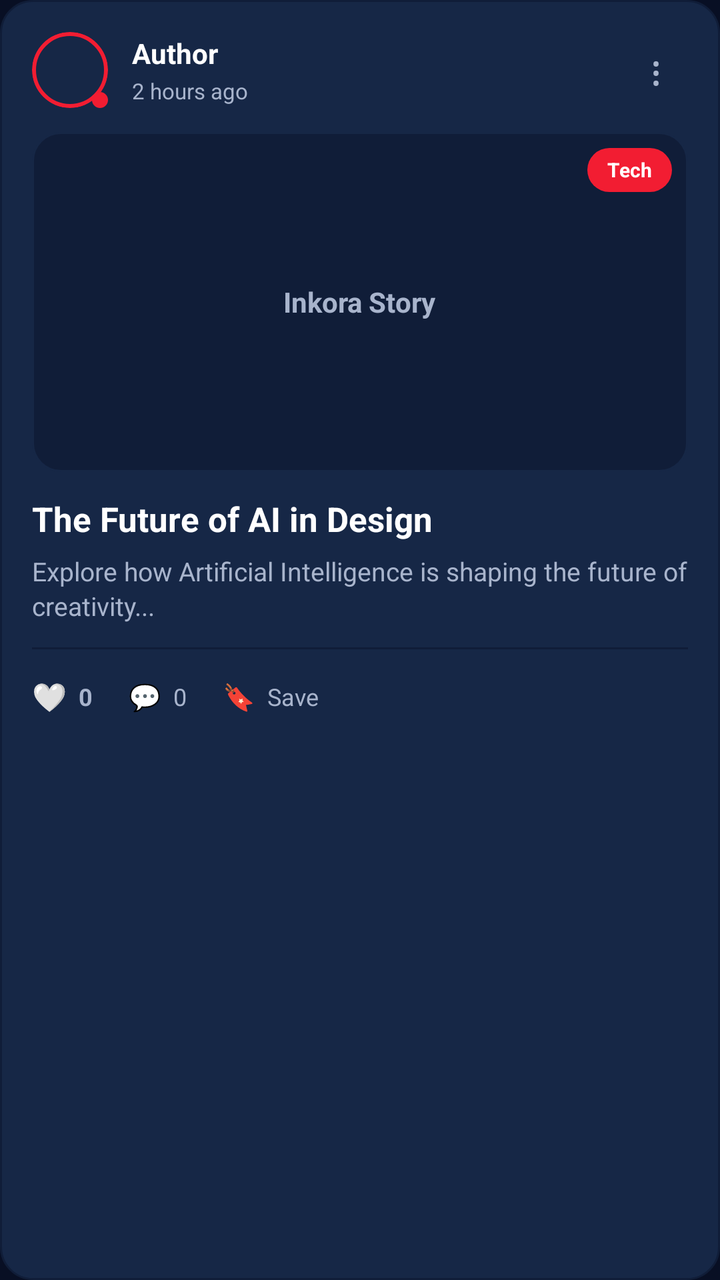
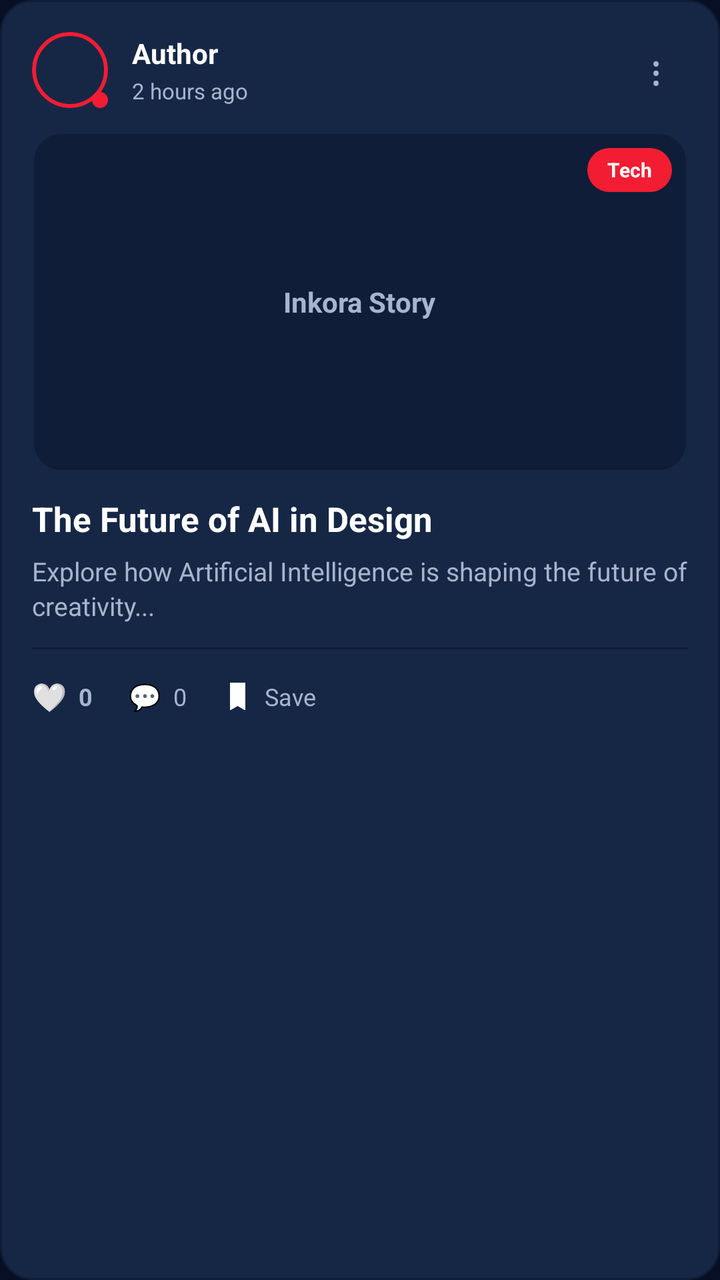

Screens rendered from an Android XML layout before and after an edit, with the pre-edit source and the edit as a unified diff.
<!-- AndroidManifest.xml: application theme Theme.Task_3 -->
<!-- res/layout/item_blog.xml -->
<?xml version="1.0" encoding="utf-8"?>
<LinearLayout
    xmlns:android="http://schemas.android.com/apk/res/android"
    xmlns:app="http://schemas.android.com/apk/res-auto"
    android:layout_width="match_parent"
    android:layout_height="wrap_content"
    android:orientation="vertical"
    android:layout_marginBottom="16dp"
    android:background="@drawable/bg_card_dark"
    android:padding="16dp">

    
    <LinearLayout
        android:layout_width="match_parent"
        android:layout_height="wrap_content"
        android:gravity="center_vertical"
        android:orientation="horizontal">

        
        <FrameLayout
            android:layout_width="wrap_content"
            android:layout_height="wrap_content">

            <com.google.android.material.imageview.ShapeableImageView
                android:id="@+id/ivBlogAuthorAvatar"
                android:layout_width="38dp"
                android:layout_height="38dp"
                android:scaleType="centerCrop"
                android:background="@drawable/bg_avatar_placeholder"
                app:shapeAppearanceOverlay="@style/ShapeAppearance.Material3.Corner.Full" />

            
            <View
                android:layout_width="8dp"
                android:layout_height="8dp"
                android:layout_gravity="bottom|end"
                android:background="@drawable/bg_primary_button" />
        </FrameLayout>

        <LinearLayout
            android:layout_width="0dp"
            android:layout_height="wrap_content"
            android:layout_marginStart="12dp"
            android:layout_weight="1"
            android:orientation="vertical">

            <TextView
                android:id="@+id/tvBlogAuthor"
                android:layout_width="wrap_content"
                android:layout_height="wrap_content"
                android:text="Author"
                android:textColor="@color/primary_text"
                android:textSize="14sp"
                android:textStyle="bold" />

            <TextView
                android:id="@+id/tvBlogTime"
                android:layout_width="wrap_content"
                android:layout_height="wrap_content"
                android:layout_marginTop="2dp"
                android:text="2 hours ago"
                android:textColor="@color/secondary_text"
                android:textSize="11sp" />
        </LinearLayout>

        <TextView
            android:id="@+id/tvOptions"
            android:layout_width="32dp"
            android:layout_height="32dp"
            android:gravity="center"
            android:text="⋮"
            android:textColor="@color/secondary_text"
            android:textSize="20sp" />
    </LinearLayout>

    
    <FrameLayout
        android:id="@+id/coverImageContainer"
        android:layout_width="match_parent"
        android:layout_height="170dp"
        android:layout_marginTop="12dp"
        android:background="@drawable/bg_image_placeholder">

        <ImageView
            android:id="@+id/ivBlogCover"
            android:layout_width="match_parent"
            android:layout_height="match_parent"
            android:scaleType="centerCrop"
            android:visibility="gone" />

        <TextView
            android:id="@+id/tvCoverPlaceholder"
            android:layout_width="wrap_content"
            android:layout_height="wrap_content"
            android:layout_gravity="center"
            android:text="Inkora Story"
            android:textColor="@color/secondary_text"
            android:textSize="14sp"
            android:textStyle="bold" />

        <TextView
            android:id="@+id/tvBlogCategory"
            android:layout_width="wrap_content"
            android:layout_height="22dp"
            android:layout_gravity="top|end"
            android:layout_margin="8dp"
            android:background="@drawable/bg_pill_filter_selected"
            android:gravity="center"
            android:paddingHorizontal="10dp"
            android:text="Tech"
            android:textColor="@color/white"
            android:textSize="10sp"
            android:textStyle="bold" />
    </FrameLayout>

    
    <TextView
        android:id="@+id/tvBlogTitle"
        android:layout_width="match_parent"
        android:layout_height="wrap_content"
        android:layout_marginTop="12dp"
        android:text="The Future of AI in Design"
        android:textColor="@color/primary_text"
        android:textSize="17sp"
        android:textStyle="bold"
        android:lineSpacingExtra="2dp" />

    
    <TextView
        android:id="@+id/tvBlogContent"
        android:layout_width="match_parent"
        android:layout_height="wrap_content"
        android:layout_marginTop="6dp"
        android:ellipsize="end"
        android:maxLines="2"
        android:text="Explore how Artificial Intelligence is shaping the future of creativity..."
        android:textColor="@color/secondary_text"
        android:textSize="13sp"
        android:lineSpacingExtra="2dp" />

    
    <View
        android:layout_width="match_parent"
        android:layout_height="1dp"
        android:layout_marginTop="12dp"
        android:layout_marginBottom="10dp"
        android:background="@color/secondary_background" />

    
    <LinearLayout
        android:layout_width="match_parent"
        android:layout_height="wrap_content"
        android:gravity="center_vertical"
        android:orientation="horizontal">

        
        <LinearLayout
            android:id="@+id/layoutLike"
            android:layout_width="wrap_content"
            android:layout_height="wrap_content"
            android:gravity="center_vertical"
            android:orientation="horizontal"
            android:paddingVertical="4dp">

            <TextView
                android:id="@+id/tvLikeIcon"
                android:layout_width="wrap_content"
                android:layout_height="wrap_content"
                android:text="🤍"
                android:textSize="14sp" />

            <TextView
                android:id="@+id/tvLikesCount"
                android:layout_width="wrap_content"
                android:layout_height="wrap_content"
                android:layout_marginStart="6dp"
                android:text="0"
                android:textColor="@color/secondary_text"
                android:textSize="12sp"
                android:textStyle="bold" />
        </LinearLayout>

        
        <LinearLayout
            android:id="@+id/layoutComment"
            android:layout_width="wrap_content"
            android:layout_height="wrap_content"
            android:layout_marginStart="18dp"
            android:gravity="center_vertical"
            android:orientation="horizontal"
            android:paddingVertical="4dp">

            <TextView
                android:layout_width="wrap_content"
                android:layout_height="wrap_content"
                android:text="💬"
                android:textSize="13sp" />

            <TextView
                android:id="@+id/tvCommentsCount"
                android:layout_width="wrap_content"
                android:layout_height="wrap_content"
                android:layout_marginStart="6dp"
                android:text="0"
                android:textColor="@color/secondary_text"
                android:textSize="12sp" />
        </LinearLayout>

        
        <LinearLayout
            android:id="@+id/layoutSave"
            android:layout_width="wrap_content"
            android:layout_height="wrap_content"
            android:layout_marginStart="18dp"
            android:gravity="center_vertical"
            android:orientation="horizontal"
            android:paddingVertical="4dp">

            <TextView
                android:id="@+id/tvSaveIcon"
                android:layout_width="wrap_content"
                android:layout_height="wrap_content"
                android:text="🔖"
                android:textSize="13sp" />

            <TextView
                android:id="@+id/tvSaveText"
                android:layout_width="wrap_content"
                android:layout_height="wrap_content"
                android:layout_marginStart="6dp"
                android:text="Save"
                android:textColor="@color/secondary_text"
                android:textSize="12sp" />
        </LinearLayout>

        <View
            android:layout_width="0dp"
            android:layout_height="1dp"
            android:layout_weight="1" />

        
        <androidx.appcompat.widget.AppCompatButton
            android:id="@+id/btnEdit"
            style="@style/Widget.MaterialComponents.Button.TextButton"
            android:layout_width="wrap_content"
            android:layout_height="36dp"
            android:minWidth="48dp"
            android:paddingHorizontal="8dp"
            android:text="Edit"
            android:textColor="@color/secondary_text"
            android:textSize="12sp"
            android:textStyle="bold"
            android:visibility="gone" />

        
        <androidx.appcompat.widget.AppCompatButton
            android:id="@+id/btnDelete"
            style="@style/Widget.MaterialComponents.Button.TextButton"
            android:layout_width="wrap_content"
            android:layout_height="36dp"
            android:minWidth="48dp"
            android:paddingHorizontal="8dp"
            android:text="Delete"
            android:textColor="@color/primary_red"
            android:textSize="12sp"
            android:textStyle="bold"
            android:visibility="gone" />
    </LinearLayout>

</LinearLayout>
<!-- resources referenced by this layout -->
<resources>
  <color name="primary_red">#F21D32</color>
  <color name="primary_text">#FFFFFF</color>
  <color name="secondary_background">#101D38</color>
  <color name="secondary_text">#A8B4CC</color>
  <color name="white">#FFFFFF</color>
  <!-- drawable bg_avatar_placeholder (drawable) -->
  <?xml version="1.0" encoding="utf-8"?>
  <shape xmlns:android="http://schemas.android.com/apk/res/android"
      android:shape="oval">
      <solid android:color="@color/card_surface" />
      <stroke
          android:width="2dp"
          android:color="@color/primary_red" />
  </shape>
  <!-- drawable bg_card_dark (drawable) -->
  <?xml version="1.0" encoding="utf-8"?>
  <shape xmlns:android="http://schemas.android.com/apk/res/android"
      android:shape="rectangle">
      <solid android:color="@color/card_surface" />
      <stroke
          android:width="1dp"
          android:color="@color/secondary_background" />
      <corners android:radius="16dp" />
  </shape>
  <!-- drawable bg_image_placeholder (drawable) -->
  <?xml version="1.0" encoding="utf-8"?>
  <shape xmlns:android="http://schemas.android.com/apk/res/android"
      android:shape="rectangle">
      <solid android:color="@color/secondary_background" />
      <stroke
          android:width="1dp"
          android:color="@color/card_surface" />
      <corners android:radius="14dp" />
  </shape>
  <!-- drawable bg_pill_filter_selected (drawable) -->
  <?xml version="1.0" encoding="utf-8"?>
  <shape xmlns:android="http://schemas.android.com/apk/res/android"
      android:shape="rectangle">
      <solid android:color="@color/primary_red" />
      <corners android:radius="20dp" />
  </shape>
  <!-- drawable bg_primary_button (drawable) -->
  <?xml version="1.0" encoding="utf-8"?>
  <shape xmlns:android="http://schemas.android.com/apk/res/android"
      android:shape="rectangle">
      <solid android:color="@color/primary_red" />
      <corners android:radius="26dp" />
  </shape>
  <style name="Theme.Task_3" parent="Base.Theme.Task_3" />
  <color name="card_surface">#162746</color>
  <style name="Base.Theme.Task_3" parent="Theme.Material3.DayNight.NoActionBar">
          <item name="colorPrimary">@color/primary_red</item>
          <item name="colorPrimaryVariant">@color/secondary_background</item>
          <item name="colorSecondary">@color/primary_red</item>
          <item name="android:statusBarColor">@color/primary_background</item>
          <item name="android:windowBackground">@color/primary_background</item>
          <item name="android:navigationBarColor">@color/secondary_background</item>
      </style>
  <color name="primary_background">#080F24</color>
</resources>

<!-- the commit's change to res/layout/item_blog.xml (unified diff, before → after) -->
@@ -216,12 +216,12 @@
             android:orientation="horizontal"
             android:paddingVertical="4dp">
 
-            <TextView
-                android:id="@+id/tvSaveIcon"
-                android:layout_width="wrap_content"
-                android:layout_height="wrap_content"
-                android:text="🔖"
-                android:textSize="13sp" />
+            <ImageView
+                android:id="@+id/ivSaveIcon"
+                android:layout_width="15dp"
+                android:layout_height="15dp"
+                android:src="@drawable/save"
+                app:tint="@color/white" />
 
             <TextView
                 android:id="@+id/tvSaveText"
<!-- resource entries referenced after the edit -->
@@ -48,6 +48,7 @@
       <solid android:color="@color/primary_red" />
       <corners android:radius="26dp" />
   </shape>
+  <!-- drawable save: png bitmap (drawable, 666 bytes) -->
   <style name="Theme.Task_3" parent="Base.Theme.Task_3" />
   <color name="card_surface">#162746</color>
   <style name="Base.Theme.Task_3" parent="Theme.Material3.DayNight.NoActionBar">
